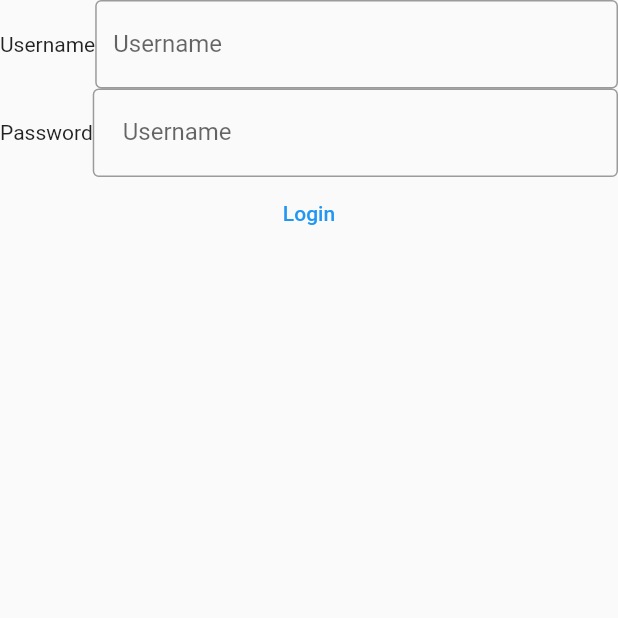
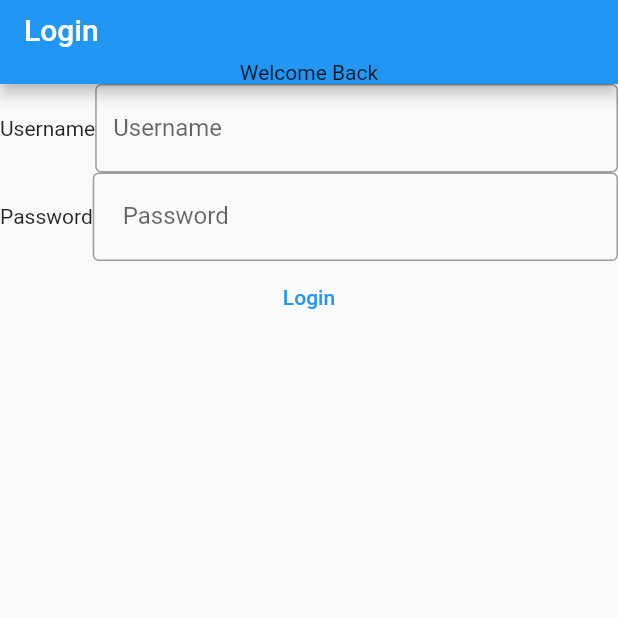
Before and after one commit to charrrleee/mapd722_gp1_project, a Flutter app: the screen it shows after launch, on a phone screen of 412 x 824 dp, the top half of it. Run offline on Flutter 3.47's test engine with Material 2 defaults, Android fonts, the phone set to English and light mode, and no system bars.

Commit message:
add appbar and implements class components

```diff
--- a/lib/main.dart
+++ b/lib/main.dart
@@ -1,5 +1,7 @@
 import 'package:flutter/material.dart';
-import 'package:mapd722_gp1_project/view/login_view.dart';
+import 'package:mapd722_gp1_project/routes.dart';
+import 'package:mapd722_gp1_project/view/screen/home_view.dart';
+import 'package:mapd722_gp1_project/view/screen/login_view.dart';
 
 void main() {
   runApp(const MyApp());
@@ -16,11 +18,13 @@ class MyApp extends StatelessWidget {
       theme: ThemeData(
         primarySwatch: Colors.blue,
       ),
-      home: const Scaffold(
-        body: Center(
-          child: LoginView(title: 'LoginView'),
-        ),
+      home: const LoginView(
+        title: 'LoginView',
       ),
+      routes: {
+        Routes.home: (BuildContext context) =>
+            const HomeView(title: "HomeView"),
+      },
     );
   }
 }
--- /dev/null
+++ b/lib/routes.dart
@@ -0,0 +1,9 @@
+class Routes {
+  static const String home = "/home";
+  static const String viewPatients = "/viewPatients";
+  static const String viewPatient = "/viewPatient";
+  static const String viewPatientRecord = "/viewPatientRecord";
+  static const String viewPatientRecords = "/viewPatientRecords";
+  static const String editPatient = "/editPatient";
+  static const String addPatient = "/addPatient";
+}
--- a/lib/view/login_view.dart
+++ /dev/null
@@ -1,68 +0,0 @@
-import 'package:flutter/material.dart';
-
-import '../framework.dart';
-import '../view_model/login_view_model.dart';
-
-class LoginView extends StatefulWidget {
-  const LoginView({Key? key, required this.title}) : super(key: key);
-  final String title;
-
-  @override
-  State<LoginView> createState() => LoginViewState();
-}
-
-class LoginViewState extends BaseMVVMState<LoginView, LoginViewModel> {
-  @override
-  Widget buildChild(ctx, LoginViewModel vm) {
-    return Column(
-      children: [
-        Row(
-          children: [
-            const Text("Username"),
-            Expanded(
-              child: TextFormField(
-                decoration: InputDecoration(
-                  // contentPadding: const EdgeInsets.all(20.0),
-                  labelText: "Username",
-                  border: const OutlineInputBorder(),
-                  hintText: vm.username.toString(),
-                ),
-                // validator: (v) => vm.validateNumbersOfHour(v),
-                onChanged: vm.onChangeUsername,
-                // inputFormatters: [FilteringTextInputFormatter.digitsOnly],
-              ),
-            ),
-          ],
-        ),
-        Row(
-          children: [
-            const Text("Password"),
-            Expanded(
-              child: TextFormField(
-                obscureText: true,
-                decoration: InputDecoration(
-                  contentPadding: const EdgeInsets.all(20.0),
-                  labelText: "Username",
-                  border: const OutlineInputBorder(),
-                  hintText: vm.username.toString(),
-                ),
-                // validator: (v) => vm.validateNumbersOfHour(v),
-                onChanged: vm.onChangePassword,
-                // inputFormatters: [FilteringTextInputFormatter.digitsOnly],
-              ),
-            ),
-          ],
-        ),
-        TextButton(
-          onPressed: vm.login,
-          child: const Text("Login"),
-        ),
-      ],
-    );
-  }
-
-  @override
-  LoginViewModel buildViewModel() {
-    return LoginViewModel();
-  }
-}
--- /dev/null
+++ b/lib/view/screen/home_view.dart
@@ -0,0 +1,45 @@
+import 'package:flutter/material.dart';
+import 'package:mapd722_gp1_project/view/widget/appBar.dart';
+
+import '../../framework.dart';
+import '../../routes.dart';
+import '../../view_model/screen/home_view_model.dart';
+import '../widget/searchBar.dart';
+
+class HomeView extends StatefulWidget {
+  const HomeView({Key? key, required this.title}) : super(key: key);
+  final String title;
+
+  @override
+  State<HomeView> createState() => HomeViewState();
+}
+
+class HomeViewState extends BaseMVVMState<HomeView, HomeViewModel> {
+  @override
+  Widget buildChild(ctx, HomeViewModel vm) {
+    return Scaffold(
+      appBar: appBar(
+        "Patient Clinical Data",
+        "Home Page - Welcome!",
+        [],
+      ),
+      body: Column(
+        children: [
+          SearchBar(),
+          ElevatedButton(
+            onPressed: () {
+              Navigator.pushNamed(context, Routes.viewPatients);
+            },
+            child: const Text("View All Patient"),
+          ),
+          ListView()
+        ],
+      ),
+    );
+  }
+
+  @override
+  HomeViewModel buildViewModel() {
+    return HomeViewModel();
+  }
+}
--- /dev/null
+++ b/lib/view/screen/login_view.dart
@@ -0,0 +1,73 @@
+import 'package:flutter/material.dart';
+
+import '../../framework.dart';
+import '../../routes.dart';
+import '../../view_model/screen/login_view_model.dart';
+import '../widget/appBar.dart';
+
+class LoginView extends StatefulWidget {
+  const LoginView({Key? key, required this.title}) : super(key: key);
+  final String title;
+
+  @override
+  State<LoginView> createState() => LoginViewState();
+}
+
+class LoginViewState extends BaseMVVMState<LoginView, LoginViewModel> {
+  @override
+  Widget buildChild(ctx, LoginViewModel vm) {
+    return Scaffold(
+      appBar: appBar("Login", "Welcome Back", []),
+      body: Column(
+        children: [
+          Row(
+            children: [
+              const Text("Username"),
+              Expanded(
+                child: TextFormField(
+                  decoration: InputDecoration(
+                    // contentPadding: const EdgeInsets.all(20.0),
+                    labelText: "Username",
+                    border: const OutlineInputBorder(),
+                    hintText: vm.username.toString(),
+                  ),
+                  // validator: (v) => vm.validateNumbersOfHour(v),
+                  onChanged: vm.onChangeUsername,
+                  // inputFormatters: [FilteringTextInputFormatter.digitsOnly],
+                ),
+              ),
+            ],
+          ),
+          Row(
+            children: [
+              const Text("Password"),
+              Expanded(
+                child: TextFormField(
+                  obscureText: true,
+                  decoration: InputDecoration(
+                    contentPadding: const EdgeInsets.all(20.0),
+                    labelText: "Password",
+                    border: const OutlineInputBorder(),
+                    hintText: vm.username.toString(),
+                  ),
+                  // validator: (v) => vm.validateNumbersOfHour(v),
+                  onChanged: vm.onChangePassword,
+                  // inputFormatters: [FilteringTextInputFormatter.digitsOnly],
+                ),
+              ),
+            ],
+          ),
+          TextButton(
+            onPressed: () => Navigator.pushNamed(context, Routes.home),
+            child: const Text("Login"),
+          ),
+        ],
+      ),
+    );
+  }
+
+  @override
+  LoginViewModel buildViewModel() {
+    return LoginViewModel();
+  }
+}
--- /dev/null
+++ b/lib/view/widget/appBar.dart
@@ -0,0 +1,14 @@
+import 'package:flutter/material.dart';
+
+PreferredSizeWidget appBar(
+  String title,
+  String subTitle,
+  List<IconButton> iconButtonList,
+) {
+  return AppBar(
+    title: Text(title),
+    // todo styling text
+    bottom: PreferredSize(preferredSize: Size.zero, child: Text(subTitle)),
+    actions: iconButtonList,
+  );
+}
--- /dev/null
+++ b/lib/view/widget/card.dart
@@ -0,0 +1,5 @@
+import 'package:flutter/cupertino.dart';
+
+Widget Card() {
+  return Row();
+}
--- /dev/null
+++ b/lib/view/widget/normalCard.dart
@@ -0,0 +1,6 @@
+import 'package:flutter/cupertino.dart';
+
+// todo inherit class card
+Widget Card() {
+  return Row();
+}
--- /dev/null
+++ b/lib/view/widget/redCard.dart
@@ -0,0 +1,6 @@
+import 'package:flutter/cupertino.dart';
+
+// todo inherit class card
+Widget RedCard() {
+  return Row();
+}
--- /dev/null
+++ b/lib/view/widget/searchBar.dart
@@ -0,0 +1,5 @@
+import 'package:flutter/cupertino.dart';
+
+Widget SearchBar() {
+  return Row();
+}
--- a/lib/view_model/login_view_model.dart
+++ b/lib/view_model/screen/home_view_model.dart
@@ -1,6 +1,6 @@
-import '../framework.dart';
+import '../../framework.dart';
 
-class LoginViewModel extends BaseViewModel {
+class HomeViewModel extends BaseViewModel {
   String username = "";
   String password = "";
 
--- /dev/null
+++ b/lib/view_model/screen/login_view_model.dart
@@ -0,0 +1,18 @@
+import '../../framework.dart';
+
+class LoginViewModel extends BaseViewModel {
+  String username = "";
+  String password = "";
+
+  String login() {
+    if (["charlene", "gloria"].contains(username)) {
+      return "Login Success";
+    } else {
+      return "Login fail";
+    }
+  }
+
+  onChangeUsername(String text) {}
+
+  onChangePassword(String text) {}
+}
```
Also changed, not shown: pubspec.lock, 2 other files.
